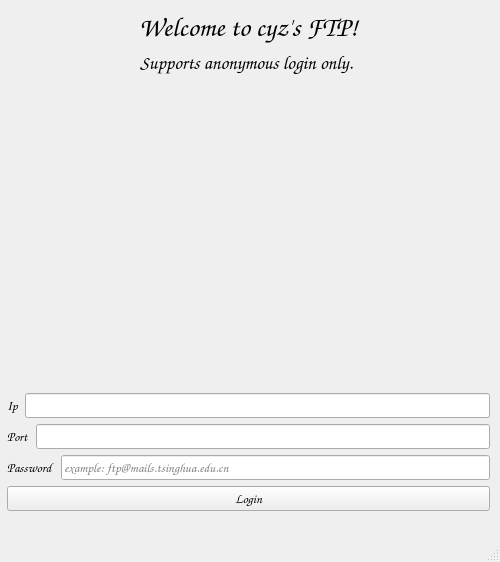
Old version of the form client/gui/test.ui in the repository yezhen17/FTP_Project.
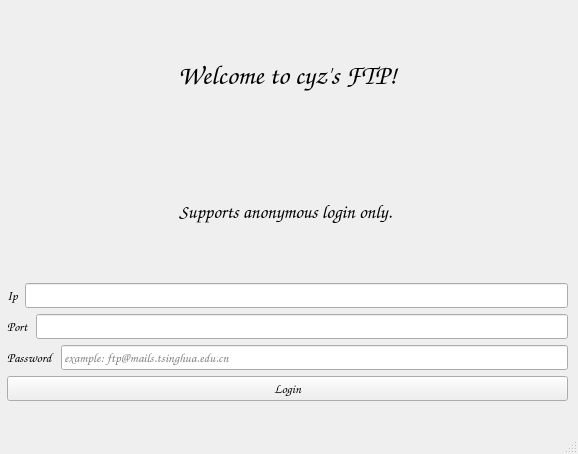
New version of the form.

```diff
--- a/client/gui/test.ui
+++ b/client/gui/test.ui
@@ -6,8 +6,8 @@
    <rect>
     <x>0</x>
     <y>0</y>
-    <width>500</width>
-    <height>562</height>
+    <width>578</width>
+    <height>454</height>
    </rect>
   </property>
   <property name="palette">
@@ -56,8 +56,8 @@
      <rect>
       <x>7</x>
       <y>10</y>
-      <width>483</width>
-      <height>501</height>
+      <width>561</width>
+      <height>391</height>
      </rect>
     </property>
     <layout class="QVBoxLayout" name="verticalLayout">
@@ -103,19 +103,6 @@
        </property>
       </widget>
      </item>
-     <item>
-      <spacer name="verticalSpacer">
-       <property name="orientation">
-        <enum>Qt::Vertical</enum>
-       </property>
-       <property name="sizeHint" stdset="0">
-        <size>
-         <width>20</width>
-         <height>40</height>
-        </size>
-       </property>
-      </spacer>
-     </item>
      <item>
       <layout class="QHBoxLayout" name="horizontalLayout_2">
        <property name="bottomMargin">
```
Left out of the diff: 2 changed lines with no effect on the pictures.
